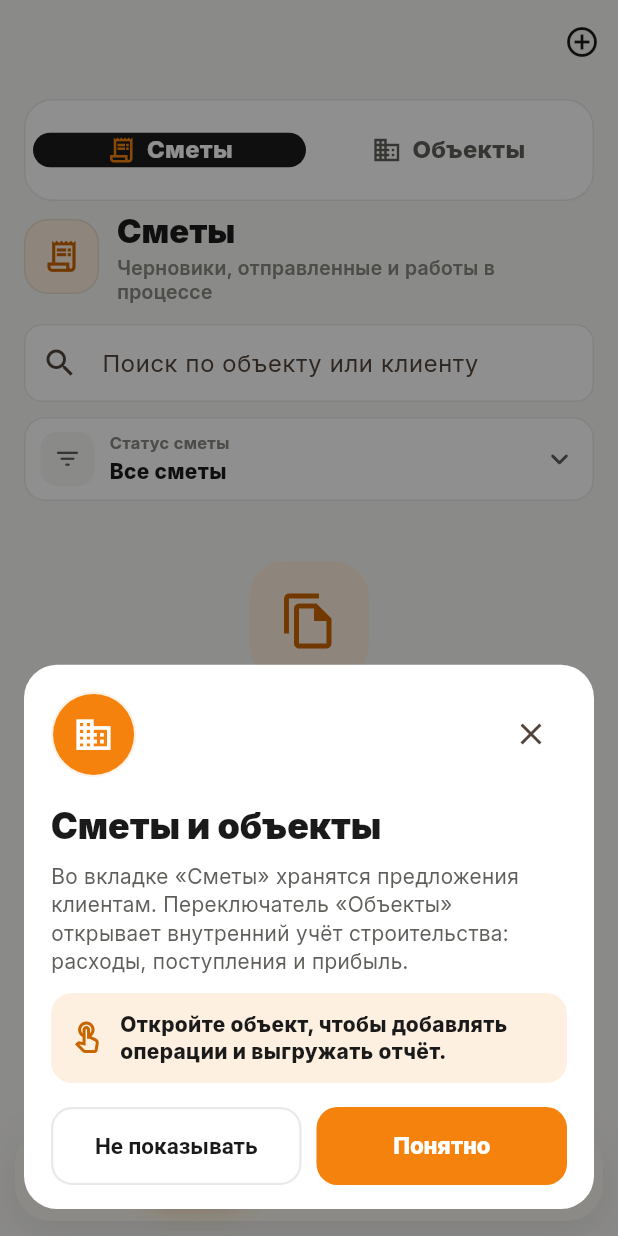
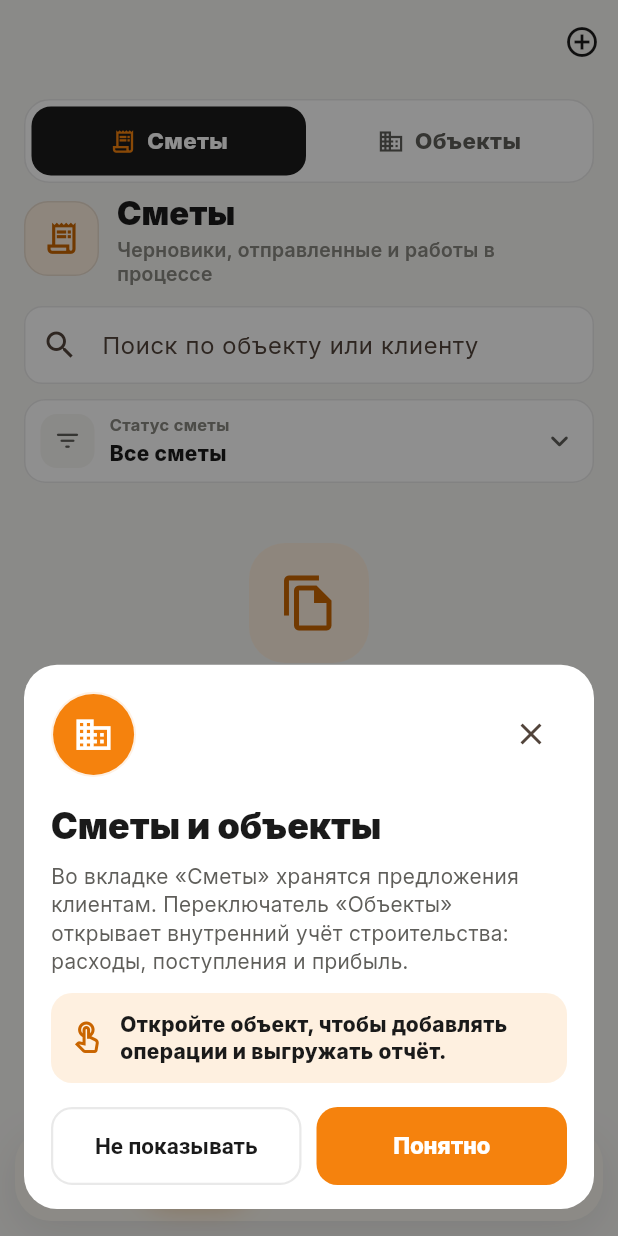
Before and after one commit to AxelBl1ze/smetchik, a Flutter app: the EstimatesScreen screen opened by its route, on a phone screen of 412 x 824 dp. Run offline on Flutter 3.47's test engine with Material 3 defaults, Android fonts, the phone set to English and light mode, and no system bars; our stand-ins replace flutter_riverpod, go_router, image_picker, pdf, printing, qr_flutter and 3 more; missing offline and left inert: excel_plus; accounts and stored records are empty.

Commit message:
Исправил высоту переключателя рабочих пространств

```diff
--- a/lib/src/features/estimates/estimates_screen.dart
+++ b/lib/src/features/estimates/estimates_screen.dart
@@ -165,14 +165,15 @@ class _WorkspaceSwitcher extends StatelessWidget {
       child: ConstrainedBox(
         constraints: const BoxConstraints(maxWidth: 410),
         child: Container(
-          height: 68,
-          padding: const EdgeInsets.all(5),
+          height: 56,
+          padding: const EdgeInsets.all(4),
           decoration: BoxDecoration(
             color: AppColors.card,
-            borderRadius: BorderRadius.circular(19),
+            borderRadius: BorderRadius.circular(17),
             border: Border.all(color: AppColors.border),
           ),
           child: Row(
+            crossAxisAlignment: CrossAxisAlignment.stretch,
             children: [
               _WorkspaceSwitchOption(
                 selected: selected == _EstimateWorkspace.estimates,
@@ -213,23 +214,23 @@ class _WorkspaceSwitchOption extends StatelessWidget {
     return Expanded(
       child: Material(
         color: Colors.transparent,
-        borderRadius: BorderRadius.circular(15),
+        borderRadius: BorderRadius.circular(13),
         child: InkWell(
-          borderRadius: BorderRadius.circular(15),
+          borderRadius: BorderRadius.circular(13),
           onTap: onTap,
           child: AnimatedContainer(
             duration: const Duration(milliseconds: 180),
             curve: Curves.easeOutCubic,
             decoration: BoxDecoration(
               color: selected ? AppColors.graphite : Colors.transparent,
-              borderRadius: BorderRadius.circular(15),
+              borderRadius: BorderRadius.circular(13),
             ),
             child: Row(
               mainAxisAlignment: MainAxisAlignment.center,
               children: [
                 Icon(
                   icon,
-                  size: 20,
+                  size: 18,
                   color: selected ? AppColors.orange : AppColors.textSecondary,
                 ),
                 const SizedBox(width: 7),
@@ -237,7 +238,7 @@ class _WorkspaceSwitchOption extends StatelessWidget {
                   label,
                   style: TextStyle(
                     color: selected ? Colors.white : AppColors.textSecondary,
-                    fontSize: 16,
+                    fontSize: 15,
                     fontWeight: FontWeight.w800,
                   ),
                 ),
```
